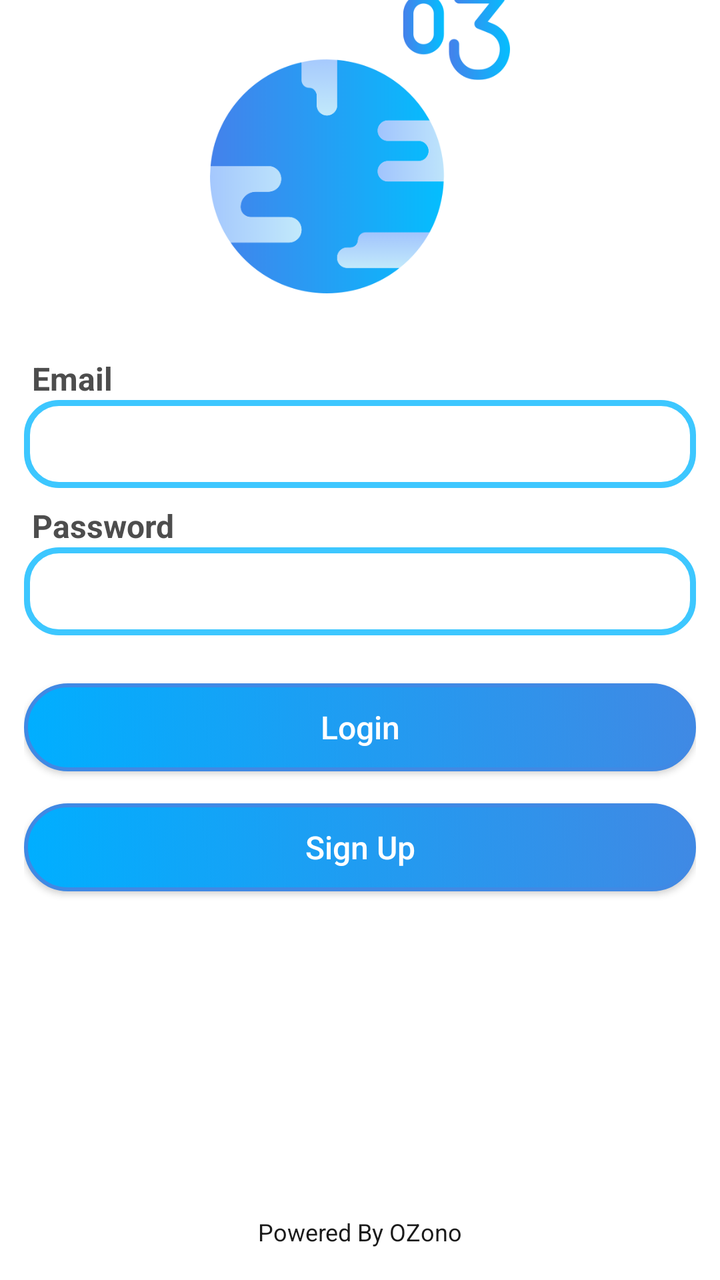
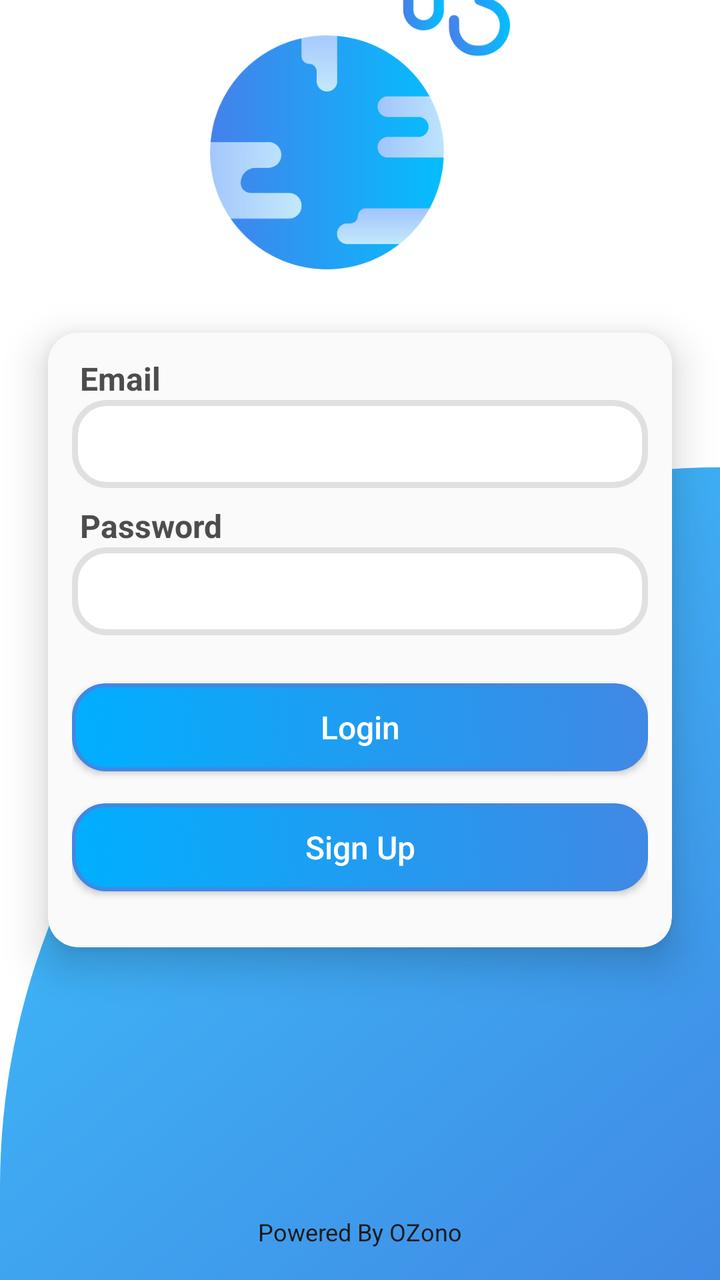

Screens rendered from an Android XML layout before and after an edit, with the pre-edit source and the edit as a unified diff.
<!-- AndroidManifest.xml: application theme Theme.Ozonoaiapp -->
<!-- res/layout/activity_login.xml -->
<?xml version="1.0" encoding="utf-8"?>
<androidx.constraintlayout.widget.ConstraintLayout xmlns:android="http://schemas.android.com/apk/res/android"
    xmlns:app="http://schemas.android.com/apk/res-auto"
    xmlns:tools="http://schemas.android.com/tools"
    android:id="@+id/main"
    android:layout_width="match_parent"
    android:layout_height="match_parent"
    android:background="@color/white"
    tools:context=".activity.LoginActivity">

    <ImageView
        android:layout_width="wrap_content"
        android:layout_height="150dp"
        android:layout_marginBottom="32dp"
        android:contentDescription="Correo"
        android:src="@drawable/banner"
        app:layout_constraintBottom_toTopOf="@id/login_form"
        app:layout_constraintEnd_toEndOf="@id/main"
        app:layout_constraintStart_toStartOf="@id/main" />

    <LinearLayout
        android:id="@+id/login_form"
        android:layout_width="match_parent"
        android:layout_height="wrap_content"
        android:layout_margin="12dp"
        android:orientation="vertical"
        app:layout_constraintBottom_toBottomOf="@id/main"
        app:layout_constraintEnd_toEndOf="@id/main"
        app:layout_constraintStart_toStartOf="@id/main"
        app:layout_constraintTop_toTopOf="@id/main">

        <androidx.appcompat.widget.AppCompatTextView
            android:layout_width="wrap_content"
            android:layout_height="wrap_content"
            android:layout_marginStart="4dp"
            android:text="Email"
            android:textColor="@color/text_secondary"
            android:textSize="16sp"
            android:textStyle="bold" />

        <androidx.appcompat.widget.AppCompatEditText
            android:id="@+id/email_edit_text"
            android:layout_width="match_parent"
            android:layout_height="44dp"
            android:layout_marginBottom="8dp"
            android:background="@drawable/rounded_edit_text"
            android:inputType="textEmailAddress"
            android:paddingHorizontal="16dp"
            android:textColor="@color/text_primary"
            android:textSize="16sp"
            android:autofillHints="emailAddress"
            />

        <androidx.appcompat.widget.AppCompatTextView
            android:layout_width="wrap_content"
            android:layout_height="wrap_content"
            android:layout_marginStart="4dp"
            android:text="Password"
            android:textColor="@color/text_secondary"
            android:textSize="16sp"
            android:textStyle="bold" />

        <androidx.appcompat.widget.AppCompatEditText
            android:id="@+id/password_edit_text"
            android:layout_width="match_parent"
            android:layout_height="44dp"
            android:layout_marginBottom="8dp"
            android:background="@drawable/rounded_edit_text"
            android:inputType="textPassword"
            android:paddingHorizontal="16dp"
            android:textColor="@color/text_primary"
            android:textSize="16sp"
            />

        <Button
            android:id="@+id/login_button"
            android:layout_width="match_parent"
            android:layout_height="44dp"
            android:layout_marginTop="16dp"
            android:layout_marginBottom="16dp"
            android:background="@drawable/rounded_button"
            android:text="Login"
            android:textAllCaps="false"
            android:textColor="@color/white"
            android:textSize="16sp"
            />
        <Button
            android:id="@+id/register_button"
            android:layout_width="match_parent"
            android:layout_height="44dp"
            android:layout_marginBottom="16dp"
            android:background="@drawable/rounded_button"
            android:text="Sign Up"
            android:textAllCaps="false"
            android:textColor="@color/white"
            android:textSize="16sp"
            />
    </LinearLayout>

    <androidx.appcompat.widget.AppCompatTextView
        android:layout_width="wrap_content"
        android:layout_height="wrap_content"
        android:layout_marginBottom="16dp"
        android:text="Powered By OZono"
        android:textColor="@color/text_primary"
        android:textSize="12sp"
        android:textStyle=""
        app:layout_constraintBottom_toBottomOf="@id/main"
        app:layout_constraintEnd_toEndOf="@id/main"
        app:layout_constraintStart_toStartOf="@id/main" />

</androidx.constraintlayout.widget.ConstraintLayout>
<!-- resources referenced by this layout -->
<resources>
  <color name="text_primary">#FF1A1A1A</color>
  <color name="text_secondary">#FF4D4D4D</color>
  <color name="white">#FFFFFFFF</color>
  <!-- drawable banner: png bitmap (drawable, 25327 bytes) -->
  <!-- drawable rounded_button (drawable) -->
  <selector xmlns:android="http://schemas.android.com/apk/res/android">
      <item android:state_pressed="true">
          <shape>
              <solid android:color="@color/button_secondary" />
              <corners android:radius="24dp" />
              <stroke
                  android:width="2dp"
                  android:color="@color/button_primary" />
          </shape>
      </item>
      <item>
          <shape>
              <gradient
                  android:angle="45"
                  android:startColor="@color/button_primary"
                  android:endColor="@color/button_secondary" />
              <corners android:radius="24dp" />
              <stroke
                  android:width="2dp"
                  android:color="@color/blue_medium" />
          </shape>
      </item>
  </selector>
  <!-- drawable rounded_edit_text (drawable) -->
  <shape xmlns:android="http://schemas.android.com/apk/res/android">
      <solid android:color="@android:color/white" />
      <corners android:radius="16dp" />
      <stroke
          android:width="3dp"
          android:color="@color/blue_sky_light" />
      <padding
          android:left="6dp"
          android:top="6dp"
          android:right="6dp"
          android:bottom="6dp" />
  </shape>
  <style name="Theme.Ozonoaiapp" parent="Theme.AppCompat.Light.NoActionBar" />
  <color name="button_secondary">#FF4089E4</color>
  <color name="button_primary">#FF00AFFF</color>
  <color name="blue_medium">#FF4089E4</color>
  <color name="blue_sky_light">#FF3DC7FF</color>
</resources>

<!-- the commit's change to res/layout/activity_login.xml (unified diff, before → after) -->
@@ -8,94 +8,117 @@
     android:background="@color/white"
     tools:context=".activity.LoginActivity">
 
+    <View
+        android:layout_width="0dp"
+        android:layout_height="0dp"
+        android:layout_marginBottom="-10dp"
+        android:background="@drawable/bg_diagonal_blue"
+        app:layout_constraintBottom_toBottomOf="parent"
+        app:layout_constraintEnd_toEndOf="parent"
+        app:layout_constraintHeight_percent="0.65"
+        app:layout_constraintStart_toStartOf="parent"
+        app:layout_constraintTop_toTopOf="parent"
+        app:layout_constraintVertical_bias="1.0" />
+
     <ImageView
         android:layout_width="wrap_content"
         android:layout_height="150dp"
         android:layout_marginBottom="32dp"
         android:contentDescription="Correo"
         android:src="@drawable/banner"
-        app:layout_constraintBottom_toTopOf="@id/login_form"
+        app:layout_constraintBottom_toTopOf="@id/login_card"
         app:layout_constraintEnd_toEndOf="@id/main"
         app:layout_constraintStart_toStartOf="@id/main" />
 
-    <LinearLayout
-        android:id="@+id/login_form"
+    <androidx.cardview.widget.CardView
+        android:id="@+id/login_card"
         android:layout_width="match_parent"
         android:layout_height="wrap_content"
-        android:layout_margin="12dp"
-        android:orientation="vertical"
+        android:layout_marginHorizontal="24dp"
+        android:backgroundTint="@color/background_secondary"
+        android:maxWidth="350dp"
+        android:minWidth="320dp"
+        app:cardCornerRadius="15dp"
+        app:cardElevation="12dp"
         app:layout_constraintBottom_toBottomOf="@id/main"
         app:layout_constraintEnd_toEndOf="@id/main"
         app:layout_constraintStart_toStartOf="@id/main"
         app:layout_constraintTop_toTopOf="@id/main">
 
-        <androidx.appcompat.widget.AppCompatTextView
-            android:layout_width="wrap_content"
+        <LinearLayout
+            android:id="@+id/login_form"
+            android:layout_width="match_parent"
             android:layout_height="wrap_content"
-            android:layout_marginStart="4dp"
-            android:text="Email"
-            android:textColor="@color/text_secondary"
-            android:textSize="16sp"
-            android:textStyle="bold" />
+            android:layout_margin="12dp"
+            android:orientation="vertical">
 
-        <androidx.appcompat.widget.AppCompatEditText
-            android:id="@+id/email_edit_text"
-            android:layout_width="match_parent"
-            android:layout_height="44dp"
-            android:layout_marginBottom="8dp"
-            android:background="@drawable/rounded_edit_text"
-            android:inputType="textEmailAddress"
-            android:paddingHorizontal="16dp"
-            android:textColor="@color/text_primary"
-            android:textSize="16sp"
-            android:autofillHints="emailAddress"
-            />
+            <androidx.appcompat.widget.AppCompatTextView
+                android:layout_width="wrap_content"
+                android:layout_height="wrap_content"
+                android:layout_marginStart="4dp"
+                android:text="Email"
+                android:textColor="@color/text_secondary"
+                android:textSize="16sp"
+                android:textStyle="bold" />
 
-        <androidx.appcompat.widget.AppCompatTextView
-            android:layout_width="wrap_content"
-            android:layout_height="wrap_content"
-            android:layout_marginStart="4dp"
-            android:text="Password"
-            android:textColor="@color/text_secondary"
-            android:textSize="16sp"
-            android:textStyle="bold" />
+            <androidx.appcompat.widget.AppCompatEditText
+                android:id="@+id/email_edit_text"
+                android:layout_width="match_parent"
+                android:layout_height="44dp"
+                android:layout_marginBottom="8dp"
+                android:autofillHints="emailAddress"
+                android:background="@drawable/rounded_edit_text"
+                android:inputType="textEmailAddress"
+                android:paddingHorizontal="16dp"
+                android:textColor="@color/text_primary"
+                android:textSize="16sp" />
 
-        <androidx.appcompat.widget.AppCompatEditText
-            android:id="@+id/password_edit_text"
-            android:layout_width="match_parent"
-            android:layout_height="44dp"
-            android:layout_marginBottom="8dp"
-            android:background="@drawable/rounded_edit_text"
-            android:inputType="textPassword"
-            android:paddingHorizontal="16dp"
-            android:textColor="@color/text_primary"
-            android:textSize="16sp"
-            />
+            <androidx.appcompat.widget.AppCompatTextView
+                android:layout_width="wrap_content"
+                android:layout_height="wrap_content"
+                android:layout_marginStart="4dp"
+                android:text="Password"
+                android:textColor="@color/text_secondary"
+                android:textSize="16sp"
+                android:textStyle="bold" />
 
-        <Button
-            android:id="@+id/login_button"
-            android:layout_width="match_parent"
-            android:layout_height="44dp"
-            android:layout_marginTop="16dp"
-            android:layout_marginBottom="16dp"
-            android:background="@drawable/rounded_button"
-            android:text="Login"
-            android:textAllCaps="false"
-            android:textColor="@color/white"
-            android:textSize="16sp"
-            />
-        <Button
-            android:id="@+id/register_button"
-            android:layout_width="match_parent"
-            android:layout_height="44dp"
-            android:layout_marginBottom="16dp"
-            android:background="@drawable/rounded_button"
-            android:text="Sign Up"
-            android:textAllCaps="false"
-            android:textColor="@color/white"
-            android:textSize="16sp"
-            />
-    </LinearLayout>
+            <androidx.appcompat.widget.AppCompatEditText
+                android:id="@+id/password_edit_text"
+                android:layout_width="match_parent"
+                android:layout_height="44dp"
+                android:layout_marginBottom="8dp"
+                android:background="@drawable/rounded_edit_text"
+                android:inputType="textPassword"
+                android:paddingHorizontal="16dp"
+                android:textColor="@color/text_primary"
+                android:textSize="16sp" />
+
+            <Button
+                android:id="@+id/login_button"
+                android:layout_width="match_parent"
+                android:layout_height="44dp"
+                android:layout_marginTop="16dp"
+                android:layout_marginBottom="16dp"
+                android:background="@drawable/rounded_button"
+                android:text="Login"
+                android:textAllCaps="false"
+                android:textColor="@color/white"
+                android:textSize="16sp" />
+
+            <Button
+                android:id="@+id/sing_up_button"
+                android:layout_width="match_parent"
+                android:layout_height="44dp"
+                android:layout_marginBottom="16dp"
+                android:background="@drawable/rounded_button"
+                android:text="Sign Up"
+                android:textAllCaps="false"
+                android:textColor="@color/white"
+                android:textSize="16sp" />
+        </LinearLayout>
+
+    </androidx.cardview.widget.CardView>
+
 
     <androidx.appcompat.widget.AppCompatTextView
         android:layout_width="wrap_content"
<!-- resource entries referenced after the edit -->
@@ -1,15 +1,28 @@
 <!-- resources referenced by this layout -->
 <resources>
+  <color name="background_secondary">#FAFAFA</color>
   <color name="text_primary">#FF1A1A1A</color>
   <color name="text_secondary">#FF4D4D4D</color>
   <color name="white">#FFFFFFFF</color>
   <!-- drawable banner: png bitmap (drawable, 25327 bytes) -->
+  <!-- drawable bg_diagonal_blue (drawable) -->
+  <?xml version="1.0" encoding="utf-8"?>
+  <shape xmlns:android="http://schemas.android.com/apk/res/android"
+      android:shape="rectangle">
+  
+      <gradient
+          android:startColor="@color/blue_medium"
+          android:endColor="@color/blue_sky_light"
+  
+          android:angle="135" />
+      <corners android:topLeftRadius="400dp" android:topRightRadius="0dp"/>
+  </shape>
   <!-- drawable rounded_button (drawable) -->
   <selector xmlns:android="http://schemas.android.com/apk/res/android">
       <item android:state_pressed="true">
           <shape>
               <solid android:color="@color/button_secondary" />
-              <corners android:radius="24dp" />
+              <corners android:radius="16dp" />
               <stroke
                   android:width="2dp"
                   android:color="@color/button_primary" />
@@ -21,7 +34,7 @@
                   android:angle="45"
                   android:startColor="@color/button_primary"
                   android:endColor="@color/button_secondary" />
-              <corners android:radius="24dp" />
+              <corners android:radius="16dp" />
               <stroke
                   android:width="2dp"
                   android:color="@color/blue_medium" />
@@ -34,7 +47,7 @@
       <corners android:radius="16dp" />
       <stroke
           android:width="3dp"
-          android:color="@color/blue_sky_light" />
+          android:color="@color/divider" />
       <padding
           android:left="6dp"
           android:top="6dp"
@@ -42,9 +55,10 @@
           android:bottom="6dp" />
   </shape>
   <style name="Theme.Ozonoaiapp" parent="Theme.AppCompat.Light.NoActionBar" />
+  <color name="blue_medium">#FF4089E4</color>
+  <color name="blue_sky_light">#FF3DC7FF</color>
   <color name="button_secondary">#FF4089E4</color>
   <color name="button_primary">#FF00AFFF</color>
-  <color name="blue_medium">#FF4089E4</color>
-  <color name="blue_sky_light">#FF3DC7FF</color>
+  <color name="divider">#FFE0E0E0</color>
 </resources>
 
